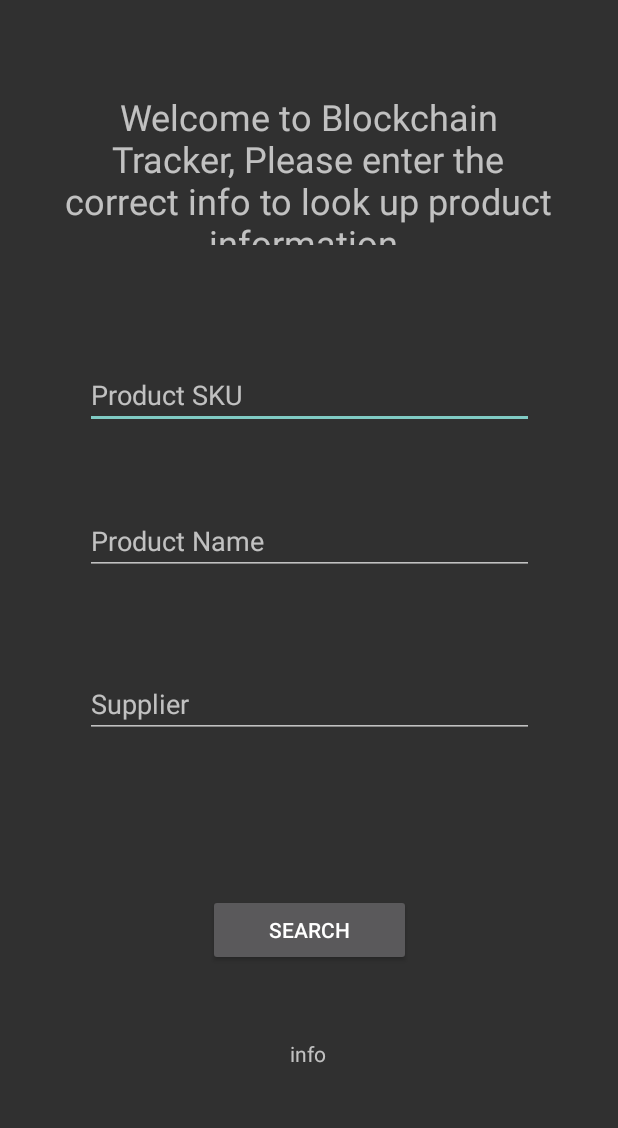
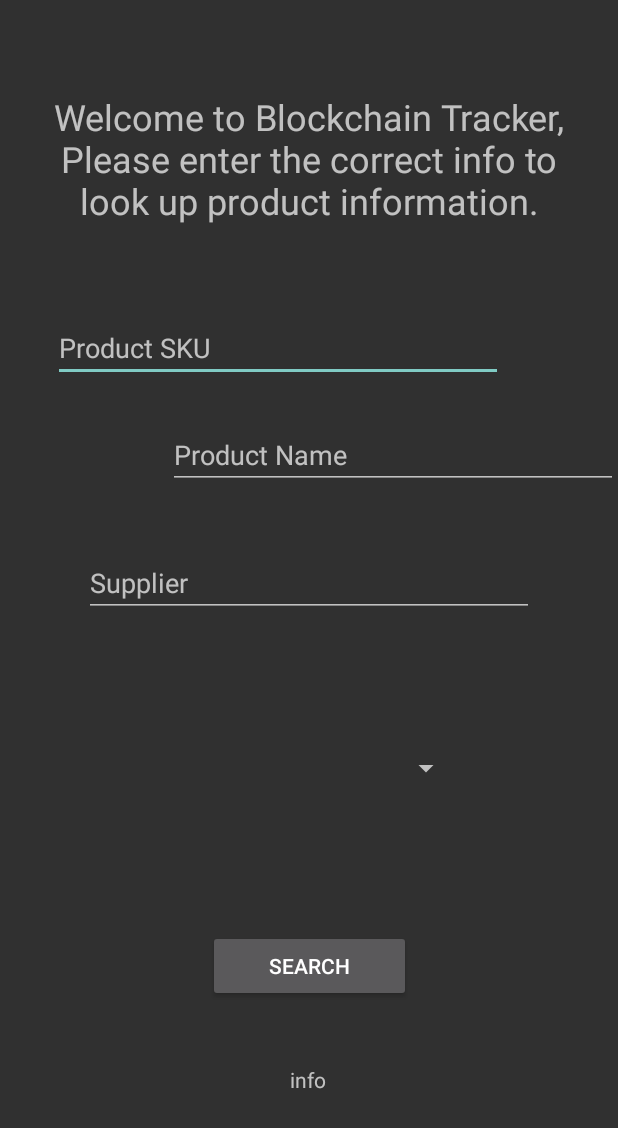
Before and after one commit to benyou94/Software-Engineering-UI-, an Android app: the SearchParameterPage screen opened directly, with no data from a screen before it, on a phone screen of 412 x 824 dp. Shown: the top 1128 px of the screen. Run offline under Robolectric (Android 15) with nearby library versions, the phone set to English and light mode, and no system bars; libraries missing offline, so code that uses them is left out: com.loopj.android, cz.msebera.android.

```diff
--- a/app/src/main/java/com/example/practiceone/SearchParameterPage.java
+++ b/app/src/main/java/com/example/practiceone/SearchParameterPage.java
@@ -25,6 +25,7 @@ public class SearchParameterPage extends AppCompatActivity {
 
     @Override
     protected void onCreate(Bundle savedInstanceState) {
+
         super.onCreate(savedInstanceState);
         setContentView(R.layout.activity_second);
 
--- a/app/src/main/res/layout/activity_second.xml
+++ b/app/src/main/res/layout/activity_second.xml
@@ -2,6 +2,7 @@
 <android.support.design.widget.CoordinatorLayout xmlns:android="http://schemas.android.com/apk/res/android"
     xmlns:app="http://schemas.android.com/apk/res-auto"
     xmlns:tools="http://schemas.android.com/tools"
+    android:id="@+id/coordinatorLayout2"
     android:layout_width="match_parent"
     android:layout_height="match_parent"
     tools:context=".SearchParameterPage">
@@ -12,9 +13,9 @@
 
         <TextView
             android:id="@+id/topInfoDisplayTextView"
-            android:layout_width="338dp"
-            android:layout_height="102dp"
-            android:layout_marginStart="8dp"
+            android:layout_width="350dp"
+            android:layout_height="110dp"
+            android:layout_marginStart="10dp"
             android:layout_marginTop="8dp"
             android:layout_marginEnd="8dp"
             android:layout_marginBottom="8dp"
@@ -27,6 +28,19 @@
             app:layout_constraintStart_toStartOf="parent"
             app:layout_constraintTop_toTopOf="parent"
             app:layout_constraintVertical_bias="0.076" />
+
+        <Spinner
+            android:id="@+id/blockChainSpinner"
+            android:layout_width="205dp"
+            android:layout_height="40dp"
+            android:layout_marginStart="8dp"
+            android:layout_marginEnd="8dp"
+            android:layout_marginBottom="8dp"
+            app:layout_constraintBottom_toTopOf="@+id/searchButton"
+            app:layout_constraintEnd_toEndOf="parent"
+            app:layout_constraintHorizontal_bias="0.498"
+            app:layout_constraintStart_toStartOf="parent"
+            app:layout_constraintTop_toBottomOf="@+id/supplierTextField"></Spinner>
 
         <Button
             android:id="@+id/searchButton"
@@ -41,58 +55,54 @@
             app:layout_constraintEnd_toEndOf="parent"
             app:layout_constraintStart_toStartOf="parent"
             app:layout_constraintTop_toBottomOf="@+id/supplierTextField"
-            app:layout_constraintVertical_bias="0.8" />
+            app:layout_constraintVertical_bias="1.0" />
 
         <EditText
             android:id="@+id/productSKUTextField"
-            android:layout_width="299dp"
+            android:layout_width="300dp"
             android:layout_height="wrap_content"
             android:layout_marginStart="8dp"
             android:layout_marginTop="8dp"
-            android:layout_marginEnd="8dp"
-            android:layout_marginBottom="8dp"
+            android:layout_marginEnd="50dp"
+            android:layout_centerInParent="true"
             android:ems="10"
             android:hint="Product SKU"
             android:inputType="textPersonName"
             app:layout_constraintBottom_toBottomOf="parent"
             app:layout_constraintEnd_toEndOf="parent"
             app:layout_constraintStart_toStartOf="parent"
-            app:layout_constraintTop_toTopOf="parent"
-            app:layout_constraintVertical_bias="0.305" />
+            app:layout_constraintTop_toBottomOf="@+id/topInfoDisplayTextView"
+            app:layout_constraintVertical_bias="0.050" />
 
         <EditText
             android:id="@+id/productNameTextField"
-            android:layout_width="299dp"
+            android:layout_width="300dp"
             android:layout_height="wrap_content"
-            android:layout_marginStart="8dp"
-            android:layout_marginTop="8dp"
-            android:layout_marginEnd="8dp"
+
+            android:layout_centerInParent="true"
             android:layout_marginBottom="8dp"
             android:ems="10"
             android:hint="Product Name"
             android:inputType="textPersonName"
             app:layout_constraintBottom_toBottomOf="parent"
             app:layout_constraintEnd_toEndOf="parent"
-            app:layout_constraintStart_toStartOf="parent"
             app:layout_constraintTop_toBottomOf="@+id/productSKUTextField"
-            app:layout_constraintVertical_bias="0.092" />
+            app:layout_constraintVertical_bias="0.050" />
 
         <EditText
             android:id="@+id/supplierTextField"
-            android:layout_width="299dp"
+            android:layout_width="300dp"
             android:layout_height="wrap_content"
             android:layout_marginStart="8dp"
-            android:layout_marginTop="8dp"
+            android:layout_marginTop="40dp"
             android:layout_marginEnd="8dp"
-            android:layout_marginBottom="8dp"
             android:ems="10"
             android:hint="Supplier"
             android:inputType="textPersonName"
-            app:layout_constraintBottom_toBottomOf="parent"
             app:layout_constraintEnd_toEndOf="parent"
+            app:layout_constraintVertical_bias="0.050"
             app:layout_constraintStart_toStartOf="parent"
-            app:layout_constraintTop_toBottomOf="@+id/productNameTextField"
-            app:layout_constraintVertical_bias="0.145" />
+            app:layout_constraintTop_toBottomOf="@+id/productNameTextField" />
 
         <TextView
             android:id="@+id/infoTextView"
```
Also changed, not shown: app/src/main/java/com/example/practiceone/SearchResultPage.java (+13 -10 lines).
